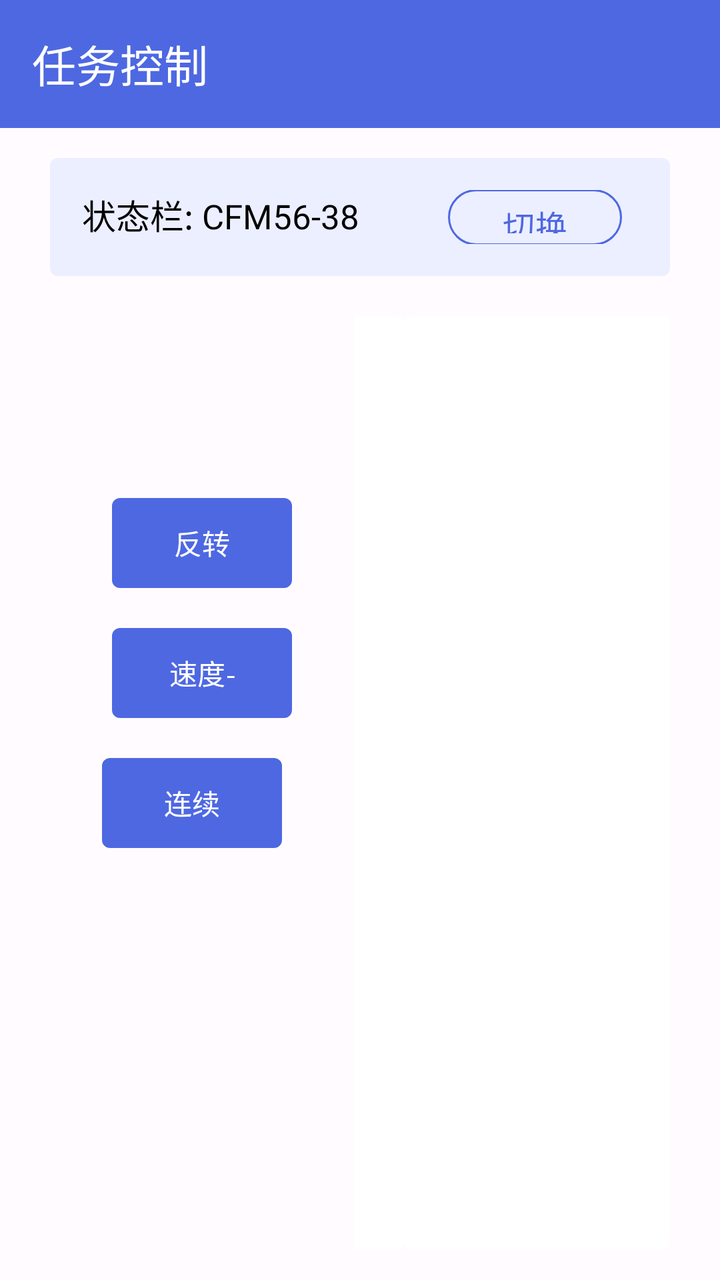
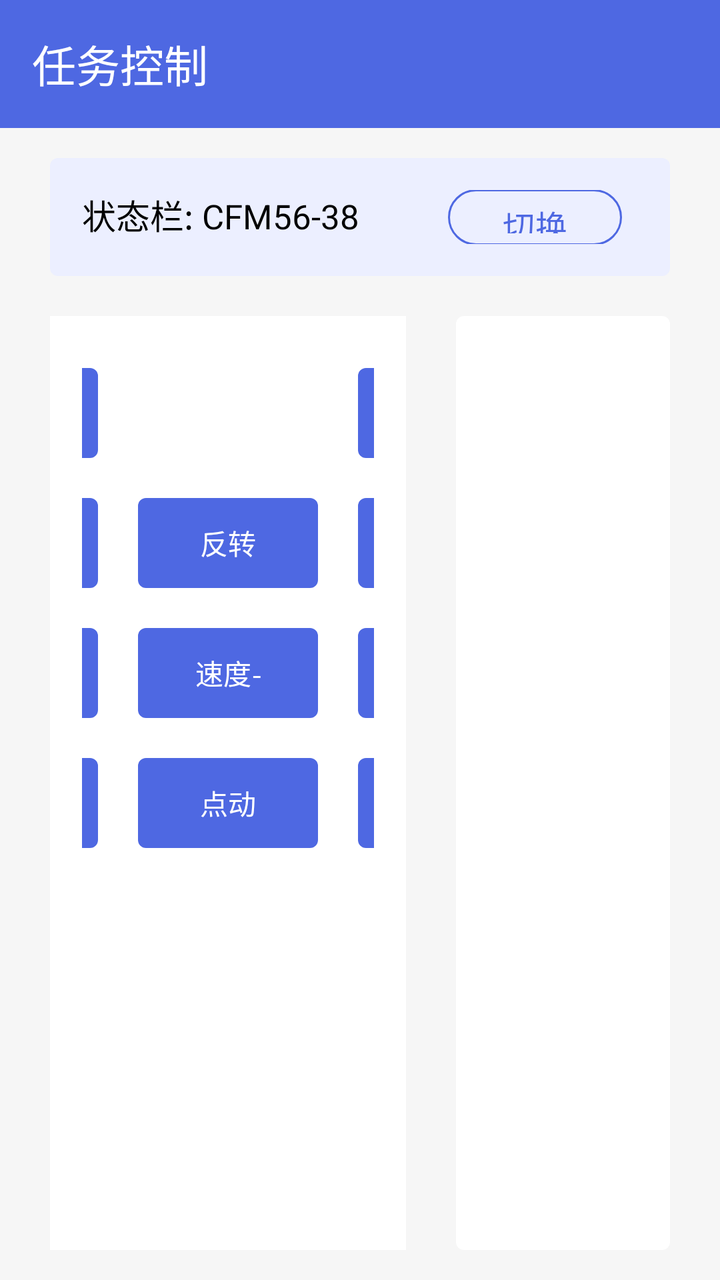

Screens rendered from an Android XML layout before and after an edit, with the pre-edit source and the edit as a unified diff.
<!-- AndroidManifest.xml: another module's application theme Theme.DeviceControl -->
<!-- res/layout/activity_task_control.xml -->
<?xml version="1.0" encoding="utf-8"?>
<androidx.coordinatorlayout.widget.CoordinatorLayout xmlns:android="http://schemas.android.com/apk/res/android"
    xmlns:app="http://schemas.android.com/apk/res-auto"
    android:layout_width="match_parent"
    android:layout_height="match_parent"
    android:background="@color/background">

    
    <com.google.android.material.appbar.AppBarLayout
        android:id="@+id/appBarLayout"
        android:layout_width="match_parent"
        android:layout_height="wrap_content"
        android:theme="@style/ThemeOverlay.Material3.Dark">

        <com.google.android.material.appbar.MaterialToolbar
            android:id="@+id/toolbar"
            android:layout_width="match_parent"
            android:layout_height="?attr/actionBarSize"
            android:background="?attr/colorPrimary"
            app:navigationIconTint="@color/on_primary"
            app:title="任务控制"
            app:titleTextColor="@color/on_primary" />
    </com.google.android.material.appbar.AppBarLayout>

    
    <LinearLayout
        android:layout_width="match_parent"
        android:layout_height="match_parent"
        android:orientation="vertical"
        app:layout_behavior="@string/appbar_scrolling_view_behavior">

        
        <LinearLayout
            android:layout_width="match_parent"
            android:layout_height="59dp"
            android:layout_marginHorizontal="25dp"
            android:layout_marginTop="15dp"
            android:background="@drawable/bg_task_control_top"
            android:gravity="center_vertical"
            android:orientation="horizontal"
            android:padding="@dimen/spacing_medium"
            android:paddingHorizontal="18dp">

            <TextView
                android:id="@+id/tvStatusBar"
                android:layout_width="0dp"
                android:layout_height="wrap_content"
                android:layout_weight="1"
                android:fontFamily="sans-serif"
                android:text="状态栏: CFM56-38 LPC2-20/46 点动 速度: 5分钟/圈"
                android:textColor="@color/color_black"
                android:textSize="17sp" />

            <com.google.android.material.button.MaterialButton
                android:id="@+id/btnSwitchTask"
                style="@style/Widget.Material3.Button.OutlinedButton"
                android:layout_width="@dimen/control_top_button_task_width"
                android:layout_height="@dimen/control_top_button_task_height"
                android:layout_marginEnd="@dimen/spacing_small"
                android:gravity="center"
                android:text="切换任务"
                android:textColor="@color/primary"
                android:textSize="16sp"
                app:backgroundTint="@android:color/transparent"
                app:strokeColor="@color/primary"
                app:strokeWidth="1dp" />

            <TextView
                android:id="@+id/tvTaskIndex"
                android:layout_width="wrap_content"
                android:layout_height="wrap_content"
                android:text="任务: 1/2"
                android:textColor="@color/color_666666"
                android:textSize="16sp"
                android:textStyle="bold"
                android:visibility="gone" />
        </LinearLayout>

        
        <LinearLayout
            android:layout_width="match_parent"
            android:layout_height="0dp"
            android:layout_weight="1"
            android:gravity="center_vertical"
            android:orientation="horizontal"
            android:paddingHorizontal="25dp"
            android:paddingTop="20dp"
            android:paddingBottom="15dp">

            
            <LinearLayout
                android:layout_width="0dp"
                android:layout_height="match_parent"
                android:layout_weight="2.0"
                android:background="@drawable/bg_task_control_bottom"
                android:orientation="vertical">

                <androidx.core.widget.NestedScrollView
                    android:layout_width="match_parent"
                    android:layout_height="match_parent"
                    android:layout_marginEnd="25dp"
                    android:fillViewport="true">

                    <com.google.android.material.card.MaterialCardView
                        android:layout_width="match_parent"
                        android:layout_height="wrap_content"
                        app:cardCornerRadius="0dp"
                        app:cardElevation="0dp"
                        app:strokeWidth="0dp">

                        <LinearLayout
                            android:layout_width="wrap_content"
                            android:layout_height="wrap_content"
                            android:gravity="center"
                            android:orientation="vertical"
                            android:padding="@dimen/spacing_medium">

                            
                            <LinearLayout
                                android:layout_width="wrap_content"
                                android:layout_height="wrap_content"
                                android:gravity="center"
                                android:orientation="horizontal">

                                <Button
                                    android:id="@+id/btnStartPause"
                                    android:layout_width="@dimen/control_button_size"
                                    android:layout_height="@dimen/control_button_height"
                                    android:layout_margin="@dimen/control_button_margin"
                                    android:text="@string/start"
                                    android:textSize="14sp"
                                    android:background="@drawable/selector_control_button"
                                    android:textColor="@color/selector_control_button_text"
                                    android:textAllCaps="false" />

                                
                                <View
                                    android:layout_width="@dimen/control_button_size"
                                    android:layout_height="@dimen/control_button_height"
                                    android:layout_margin="@dimen/control_button_margin" />

                                <Button
                                    android:id="@+id/btnPause"
                                    android:layout_width="@dimen/control_button_size"
                                    android:layout_height="@dimen/control_button_height"
                                    android:layout_margin="@dimen/control_button_margin"
                                    android:text="@string/pause"
                                    android:textSize="14sp"
                                    android:background="@drawable/selector_control_button"
                                    android:textColor="@color/selector_control_button_text"
                                    android:textAllCaps="false" />
                            </LinearLayout>

                            
                            <LinearLayout
                                android:layout_width="wrap_content"
                                android:layout_height="wrap_content"
                                android:gravity="center"
                                android:orientation="horizontal">

                                <Button
                                    android:id="@+id/btnForward"
                                    android:layout_width="@dimen/control_button_size"
                                    android:layout_height="@dimen/control_button_height"
                                    android:layout_margin="@dimen/control_button_margin"
                                    android:text="@string/forward"
                                    android:textSize="14sp"
                                    android:background="@drawable/selector_control_button"
                                    android:textColor="@color/selector_control_button_text"
                                    android:textAllCaps="false" />

                                <Button
                                    android:id="@+id/btnReverse"
                                    android:layout_width="@dimen/control_button_size"
                                    android:layout_height="@dimen/control_button_height"
                                    android:layout_margin="@dimen/control_button_margin"
                                    android:text="@string/reverse"
                                    android:textSize="14sp"
                                    android:background="@drawable/selector_control_button"
                                    android:textColor="@color/selector_control_button_text"
                                    android:textAllCaps="false" />

                                <Button
                                    android:id="@+id/btnPhoto"
                                    android:layout_width="@dimen/control_button_size"
                                    android:layout_height="@dimen/control_button_height"
                                    android:layout_margin="@dimen/control_button_margin"
                                    android:text="@string/photo"
                                    android:textSize="14sp"
                                    android:background="@drawable/selector_control_button"
                                    android:textColor="@color/selector_control_button_text"
                                    android:textAllCaps="false" />
                            </LinearLayout>

                            
                            <LinearLayout
                                android:layout_width="wrap_content"
                                android:layout_height="wrap_content"
                                android:gravity="center"
                                android:orientation="horizontal">

                                <Button
                                    android:id="@+id/btnSpeedPlus"
                                    android:layout_width="@dimen/control_button_size"
                                    android:layout_height="@dimen/control_button_height"
                                    android:layout_margin="@dimen/control_button_margin"
                                    android:text="@string/speed_plus"
                                    android:textSize="14sp"
                                    android:background="@drawable/selector_control_button"
                                    android:textColor="@color/selector_control_button_text"
                                    android:textAllCaps="false" />

                                <Button
                                    android:id="@+id/btnSpeedMinus"
                                    android:layout_width="@dimen/control_button_size"
                                    android:layout_height="@dimen/control_button_height"
                                    android:layout_margin="@dimen/control_button_margin"
                                    android:text="@string/speed_minus"
                                    android:textSize="14sp"
                                    android:background="@drawable/selector_control_button"
                                    android:textColor="@color/selector_control_button_text"
                                    android:textAllCaps="false" />

                                <Button
                                    android:id="@+id/btnAddRecord"
                                    android:layout_width="@dimen/control_button_size"
                                    android:layout_height="@dimen/control_button_height"
                                    android:layout_margin="@dimen/control_button_margin"
                                    android:text="@string/record"
                                    android:textSize="14sp"
                                    android:background="@drawable/selector_control_button"
                                    android:textColor="@color/selector_control_button_text"
                                    android:textAllCaps="false" />
                            </LinearLayout>

                            
                            <LinearLayout
                                android:layout_width="wrap_content"
                                android:layout_height="wrap_content"
                                android:gravity="start"
                                android:orientation="horizontal">

                                <Button
                                    android:id="@+id/btnContinuous"
                                    android:layout_width="@dimen/control_button_size"
                                    android:layout_height="@dimen/control_button_height"
                                    android:layout_margin="@dimen/control_button_margin"
                                    android:text="@string/continuous"
                                    android:textSize="14sp"
                                    android:background="@drawable/selector_control_button"
                                    android:textColor="@color/selector_control_button_text"
                                    android:textAllCaps="false" />

                                <Button
                                    android:id="@+id/btnJog"
                                    android:layout_width="@dimen/control_button_size"
                                    android:layout_height="@dimen/control_button_height"
                                    android:layout_margin="@dimen/control_button_margin"
                                    android:text="@string/jog"
                                    android:textSize="14sp"
                                    android:background="@drawable/selector_control_button"
                                    android:textColor="@color/selector_control_button_text"
                                    android:textAllCaps="false" />

                                <Button
                                    android:id="@+id/btnSettings"
                                    android:layout_width="@dimen/control_button_size"
                                    android:layout_height="@dimen/control_button_height"
                                    android:layout_margin="@dimen/control_button_margin"
                                    android:text="@string/settings"
                                    android:textSize="14sp"
                                    android:background="@drawable/selector_control_button"
                                    android:textColor="@color/selector_control_button_text"
                                    android:textAllCaps="false" />
                            </LinearLayout>
                        </LinearLayout>
                    </com.google.android.material.card.MaterialCardView>
                </androidx.core.widget.NestedScrollView>

            </LinearLayout>


            
            <LinearLayout
                android:layout_width="0dp"
                android:layout_height="match_parent"
                android:layout_weight="1.5"
                android:background="@drawable/bg_task_control_bottom"
                android:orientation="vertical"
                android:paddingHorizontal="18dp"
                android:paddingTop="26dp">

                
                <androidx.recyclerview.widget.RecyclerView
                    android:id="@+id/rvRecords"
                    android:layout_width="match_parent"
                    android:layout_height="match_parent"
                    android:clipToPadding="false" />
            </LinearLayout>
        </LinearLayout>
    </LinearLayout>

</androidx.coordinatorlayout.widget.CoordinatorLayout>
<!-- resources referenced by this layout -->
<resources>
  <color name="background">#FFFBFE</color>
  <color name="color_666666">#666666</color>
  <color name="color_black">#000000</color>
  <color name="on_primary">#FFFFFF</color>
  <color name="primary">#4E68E2</color>
  <dimen name="control_button_height">45dp</dimen>
  <dimen name="control_button_margin">10dp</dimen>
  <dimen name="control_button_size">90dp</dimen>
  <dimen name="control_top_button_task_height">36dp</dimen>
  <dimen name="control_top_button_task_width">87dp</dimen>
  <dimen name="spacing_medium">16dp</dimen>
  <dimen name="spacing_small">8dp</dimen>
  <!-- drawable bg_task_control_bottom (drawable) -->
  <?xml version="1.0" encoding="utf-8"?>
  <shape xmlns:android="http://schemas.android.com/apk/res/android"
      android:shape="rectangle">
      <solid android:color="@color/color_white" />
      <corners android:radius="@dimen/control_top_button_corner" />
  </shape>
  <!-- drawable bg_task_control_top (drawable) -->
  <?xml version="1.0" encoding="utf-8"?>
  <shape xmlns:android="http://schemas.android.com/apk/res/android"
      android:shape="rectangle">
      <solid android:color="@color/on_surface_variant_new" />
      <corners android:radius="@dimen/control_top_button_corner" />
  </shape>
  <!-- drawable selector_control_button (drawable) -->
  <?xml version="1.0" encoding="utf-8"?>
  <selector xmlns:android="http://schemas.android.com/apk/res/android">
      <item android:state_enabled="false" android:drawable="@drawable/bg_control_button_inactive" />
      <item android:drawable="@drawable/bg_control_button_active" />
  </selector>
  <string name="continuous">连续</string>
  <string name="forward">正转</string>
  <string name="jog">点动</string>
  <string name="pause">暂停</string>
  <string name="photo">拍照</string>
  <string name="record">记录</string>
  <string name="reverse">反转</string>
  <string name="settings">设置</string>
  <string name="speed_minus">速度-</string>
  <string name="speed_plus">速度+</string>
  <string name="start">启动</string>
  <color name="color_white">#ffffff</color>
  <dimen name="control_top_button_corner">4dp</dimen>
  <color name="on_surface_variant_new">#ECEFFF</color>
  <!-- drawable bg_control_button_inactive (drawable) -->
  <?xml version="1.0" encoding="utf-8"?>
  <shape xmlns:android="http://schemas.android.com/apk/res/android"
      android:shape="rectangle">
      <solid android:color="#E4E4E4" />
      <corners android:radius="4dp" />
  </shape>
  <!-- drawable bg_control_button_active (drawable) -->
  <?xml version="1.0" encoding="utf-8"?>
  <shape xmlns:android="http://schemas.android.com/apk/res/android"
      android:shape="rectangle">
      <gradient
          android:angle="270"
          android:startColor="#F38D4C"
          android:endColor="#D97130"
          android:type="linear" />
      <corners android:radius="4dp" />
  </shape>
  <color name="primary_container">#EADDFF</color>
  <color name="on_primary_container">#21005D</color>
  <color name="secondary">#625B71</color>
  <color name="on_secondary">#FFFFFF</color>
  <color name="secondary_container">#E8DEF8</color>
  <color name="on_secondary_container">#1D192B</color>
  <color name="tertiary">#7D5260</color>
  <color name="on_tertiary">#FFFFFF</color>
  <color name="tertiary_container">#FFD8E4</color>
  <color name="on_tertiary_container">#31111D</color>
  <color name="error">#BA1A1A</color>
  <color name="on_error">#FFFFFF</color>
  <color name="error_container">#FFDAD6</color>
  <color name="on_error_container">#410002</color>
  <color name="on_background">#1C1B1F</color>
  <color name="surface">#FFFBFE</color>
  <color name="on_surface">#1C1B1F</color>
  <color name="surface_variant">#E7E0EC</color>
  <color name="on_surface_variant">#49454F</color>
  <!-- unchanged entries left out for length: 1 -->
</resources>

<!-- the commit's change to res/layout/activity_task_control.xml (unified diff, before → after) -->
@@ -3,7 +3,7 @@
     xmlns:app="http://schemas.android.com/apk/res-auto"
     android:layout_width="match_parent"
     android:layout_height="match_parent"
-    android:background="@color/background">
+    android:background="#F6F6F6">
 
     
     <com.google.android.material.appbar.AppBarLayout
@@ -91,20 +91,21 @@
             <LinearLayout
                 android:layout_width="0dp"
                 android:layout_height="match_parent"
-                android:layout_weight="2.0"
+                android:layout_weight="2.5"
+                android:layout_marginEnd="25dp"
                 android:background="@drawable/bg_task_control_bottom"
                 android:orientation="vertical">
 
                 <androidx.core.widget.NestedScrollView
                     android:layout_width="match_parent"
                     android:layout_height="match_parent"
-                    android:layout_marginEnd="25dp"
                     android:fillViewport="true">
 
                     <com.google.android.material.card.MaterialCardView
                         android:layout_width="match_parent"
                         android:layout_height="wrap_content"
                         app:cardCornerRadius="0dp"
+                        app:cardBackgroundColor="@null"
                         app:cardElevation="0dp"
                         app:strokeWidth="0dp">
 
@@ -237,7 +238,7 @@
                             <LinearLayout
                                 android:layout_width="wrap_content"
                                 android:layout_height="wrap_content"
-                                android:gravity="start"
+                                android:gravity="center"
                                 android:orientation="horizontal">
 
                                 <Button
@@ -287,13 +288,13 @@
                 android:layout_weight="1.5"
                 android:background="@drawable/bg_task_control_bottom"
                 android:orientation="vertical"
-                android:paddingHorizontal="18dp"
-                android:paddingTop="26dp">
+                android:paddingHorizontal="18dp">
 
                 
                 <androidx.recyclerview.widget.RecyclerView
                     android:id="@+id/rvRecords"
                     android:layout_width="match_parent"
+                    android:paddingTop="16dp"
                     android:layout_height="match_parent"
                     android:clipToPadding="false" />
             </LinearLayout>
